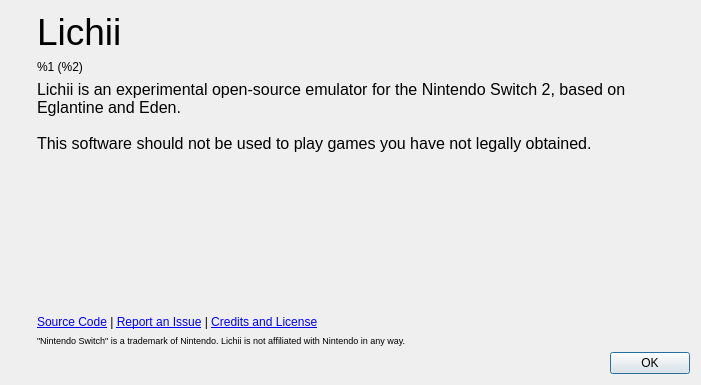
Above: src/yuzu/aboutdialog.ui from Djipi71/OOT before the change. Below: the same form after it.
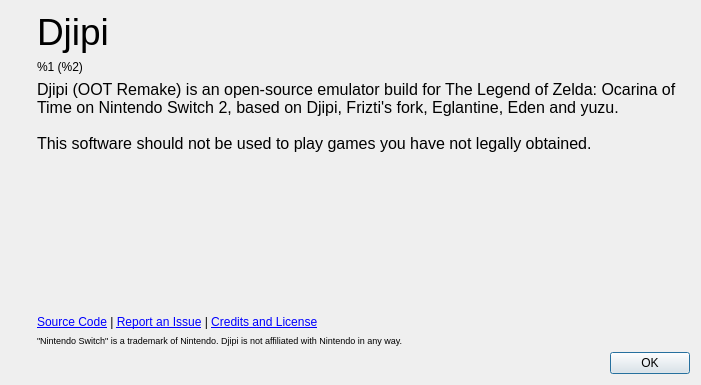
That is the form after the change. Icons and pictures are not drawn.

Commit message:
Rebrand visible names to Djipi / OOT Remake
Window titles, dialogs, menus, hotkey label, version ("Djipi v1", from
dist/djipi_version.txt), log banner and update repo now name Djipi / OOT Remake
instead of Lichii / Frizti. Identifiers, file names, cache directories and
source copyright notices are unchanged; the About text and README credit the
upstream projects.

The edit to the form file:
```diff
--- a/src/yuzu/aboutdialog.ui
+++ b/src/yuzu/aboutdialog.ui
@@ -69,7 +69,7 @@
           </sizepolicy>
          </property>
          <property name="text">
-          <string>&lt;html&gt;&lt;head/&gt;&lt;body&gt;&lt;p&gt;&lt;span style=&quot; font-size:28pt;&quot;&gt;Lichii&lt;/span&gt;&lt;/p&gt;&lt;/body&gt;&lt;/html&gt;</string>
+          <string>&lt;html&gt;&lt;head/&gt;&lt;body&gt;&lt;p&gt;&lt;span style=&quot; font-size:28pt;&quot;&gt;Djipi&lt;/span&gt;&lt;/p&gt;&lt;/body&gt;&lt;/html&gt;</string>
          </property>
         </widget>
        </item>
@@ -102,7 +102,7 @@
 li.unchecked::marker { content: &quot;\2610&quot;; }
 li.checked::marker { content: &quot;\2612&quot;; }
 &lt;/style&gt;&lt;/head&gt;&lt;body style=&quot; font-family:'Noto Sans'; font-size:9pt; font-weight:400; font-style:normal;&quot;&gt;
-&lt;p style=&quot; margin-top:0px; margin-bottom:0px; margin-left:0px; margin-right:0px; -qt-block-indent:0; text-indent:0px;&quot;&gt;&lt;span style=&quot; font-family:'MS Shell Dlg 2'; font-size:12pt;&quot;&gt;Lichii is an experimental open-source emulator for the Nintendo Switch 2, based on Eglantine and Eden. &lt;br /&gt;&lt;br /&gt;This software should not be used to play games you have not legally obtained.&lt;/span&gt;&lt;/p&gt;&lt;/body&gt;&lt;/html&gt;</string>
+&lt;p style=&quot; margin-top:0px; margin-bottom:0px; margin-left:0px; margin-right:0px; -qt-block-indent:0; text-indent:0px;&quot;&gt;&lt;span style=&quot; font-family:'MS Shell Dlg 2'; font-size:12pt;&quot;&gt;Djipi (OOT Remake) is an open-source emulator build for The Legend of Zelda: Ocarina of Time on Nintendo Switch 2, based on Djipi, Frizti's fork, Eglantine, Eden and yuzu. &lt;br /&gt;&lt;br /&gt;This software should not be used to play games you have not legally obtained.&lt;/span&gt;&lt;/p&gt;&lt;/body&gt;&lt;/html&gt;</string>
          </property>
          <property name="alignment">
           <set>Qt::AlignmentFlag::AlignLeading|Qt::AlignmentFlag::AlignLeft|Qt::AlignmentFlag::AlignVCenter</set>
@@ -144,7 +144,7 @@
           </sizepolicy>
          </property>
          <property name="text">
-          <string>&lt;html&gt;&lt;head/&gt;&lt;body&gt;&lt;p&gt;&lt;span style=&quot; font-size:7pt;&quot;&gt;&amp;quot;Nintendo Switch&amp;quot; is a trademark of Nintendo. Lichii is not affiliated with Nintendo in any way.&lt;/span&gt;&lt;/p&gt;&lt;/body&gt;&lt;/html&gt;</string>
+          <string>&lt;html&gt;&lt;head/&gt;&lt;body&gt;&lt;p&gt;&lt;span style=&quot; font-size:7pt;&quot;&gt;&amp;quot;Nintendo Switch&amp;quot; is a trademark of Nintendo. Djipi is not affiliated with Nintendo in any way.&lt;/span&gt;&lt;/p&gt;&lt;/body&gt;&lt;/html&gt;</string>
          </property>
         </widget>
        </item>
```
Left out of the diff: 2 changed lines with no effect on the pictures. The commit also changes 24 other files.
